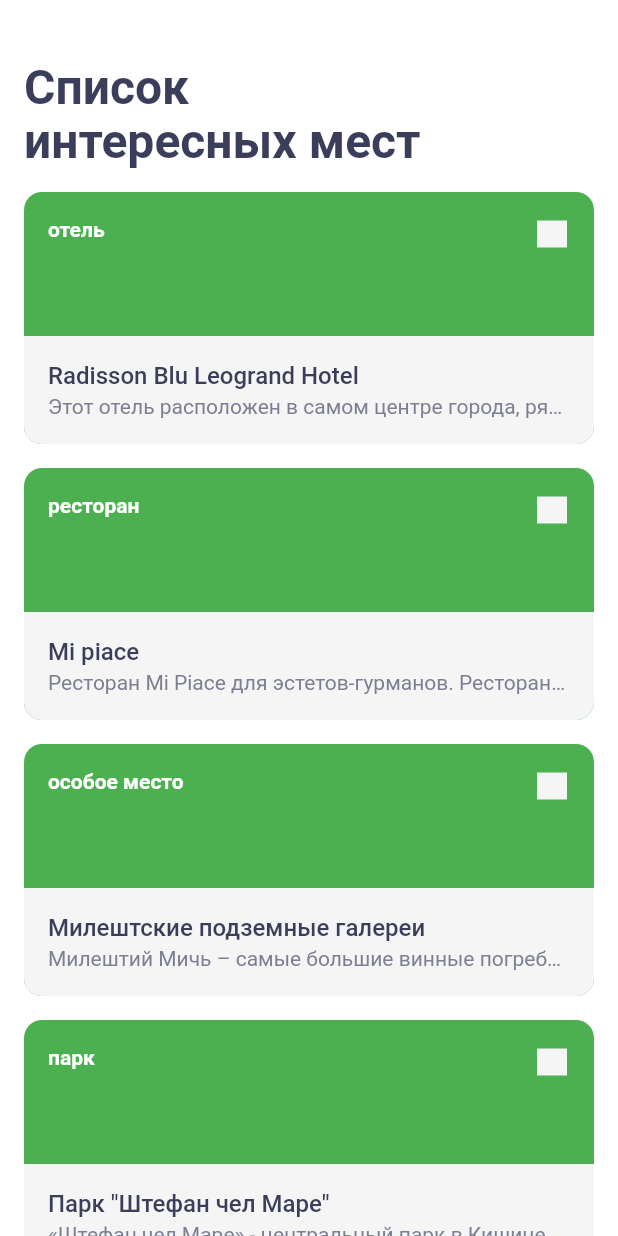
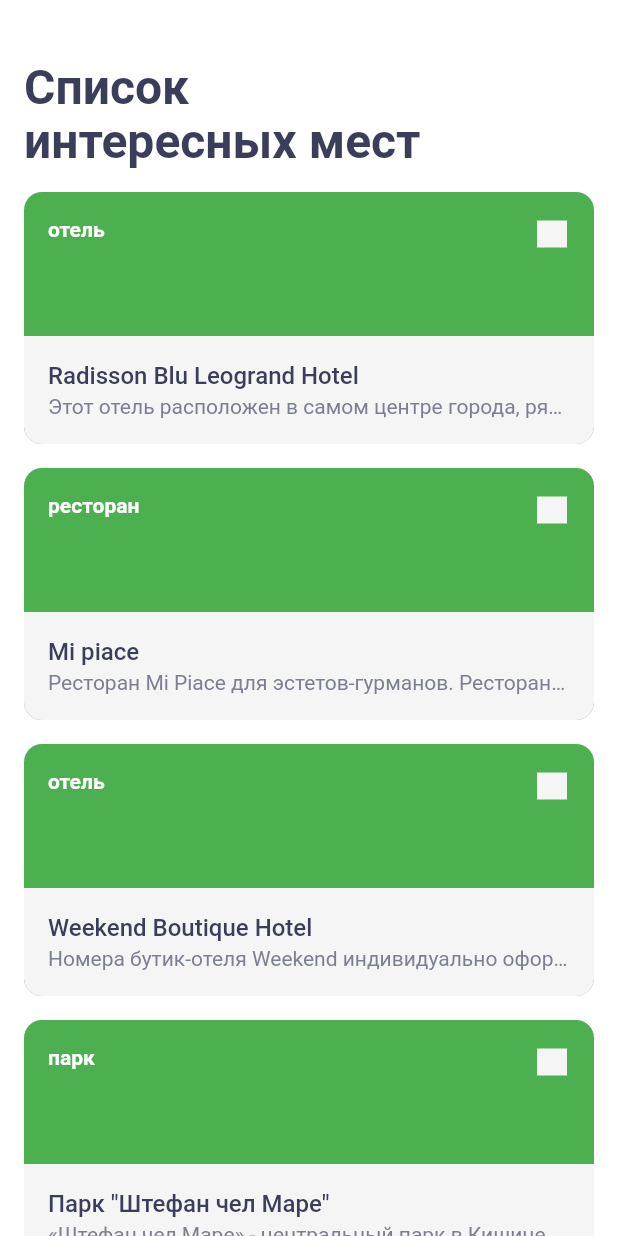
Before and after one commit to maverick-az/places, a Flutter app: the screen it shows after launch, on a phone screen of 412 x 824 dp. Run offline on Flutter 3.47's test engine with Material 2 defaults, Android fonts, the phone set to English and light mode, and no system bars.

Commit message:
Added data to mocks

```diff
--- a/lib/domain/sight.dart
+++ b/lib/domain/sight.dart
@@ -1,7 +1,7 @@
 /// Модель данных мест достопримечательности
 class Sight {
   final String name;
-  final String url;
+  final List<String> urls;
   final String details;
   final double lat;
   final double lon;
@@ -10,10 +10,10 @@ class Sight {
   Sight({
     required this.name,
     required this.type,
-    this.url = '',
-    this.details = '',
-    this.lat = 0,
-    this.lon = 0,
+    required this.urls,
+    required this.details,
+    required this.lat,
+    required this.lon,
   });
 }
 
--- a/lib/mocks.dart
+++ b/lib/mocks.dart
@@ -34,6 +34,9 @@ final List<Sight> mocks = [
   Sight(
     name: 'Radisson Blu Leogrand Hotel',
     type: _mapSightTypes[SightStrings.placeTypeIdHotel]!,
+    urls: [
+      'http://photos.wikimapia.org/p/00/08/45/73/36_big.jpg',
+    ],
     details:
         'Этот отель расположен в самом центре города, рядом со знаменитым собором Рождества Христова и зданием Парламента Кишинёва. К услугам гостей бесплатная парковка, бесплатный Wi-Fi и элегантный ресторан. Кроме того, гости могут бесплатно посещать фитнес-центр и спа-центр.',
     lat: 47.02453323537953,
@@ -42,22 +45,36 @@ final List<Sight> mocks = [
   Sight(
     name: 'Mi piace',
     type: _mapSightTypes[SightStrings.placeTypeIdRestaurant]!,
+    urls: [
+      'https://mipiace.md/wp-content/uploads/slider5/Mi-Piace-535.jpeg',
+      'https://mipiace.md/wp-content/uploads/2018/09/Mi-Piace-546.jpg',
+      'https://mipiace.md/wp-content/uploads/2018/09/Mi-Piace-555.jpg',
+    ],
     details:
         'Ресторан Mi Piace для эстетов-гурманов. Ресторан Mi Piace находится рядом с самым красивым местом Кишенева – Долиной Роз. Ресторан Mi Piace пронизан особой атмосферой европейского аристократизма и утонченного шика.',
     lat: 46.99868135843299,
     lon: 28.857941840590414,
   ),
   Sight(
-    name: 'Милештские подземные галереи',
-    type: _mapSightTypes[SightStrings.placeTypeIdSpecialPlace]!,
+    name: 'Weekend Boutique Hotel',
+    type: _mapSightTypes[SightStrings.placeTypeIdHotel]!,
+    urls: [
+      'https://cf.bstatic.com/xdata/images/hotel/max1280x900/11607575.jpg?k=ffe03f739e3f30238a5908d48a245570bce656e439048b08580e58168a82d0b2&o=&hp=1',
+      'https://dynamic-media-cdn.tripadvisor.com/media/photo-o/11/c1/07/3f/lobby.jpg?w=1200&h=-1&s=1',
+    ],
     details:
-        'Милештий Мичь – самые большие винные погреба в мире длинной в 200 километров, 55 из которых используются в производстве и хранении качественных вин.',
+        'Номера бутик-отеля Weekend индивидуально оформлены в элегантном стиле 1950-х годов. Во всех номерах есть кондиционер, спутниковое телевидение, рабочая зона и современная ванная комната.',
     lat: 46.920626797932506,
     lon: 28.820536740588565,
   ),
   Sight(
     name: 'Парк "Штефан чел Маре"',
     type: _mapSightTypes[SightStrings.placeTypeIdPark]!,
+    urls: [
+      'https://www.viza.md/sites/default/files/images/04_Parc_St_cel_Mare_070512_003.JPG',
+      'https://www.dudu.md/pic/product/2020/04/18/31925e99e943a1bd4.jpg',
+      'http://photos.wikimapia.org/p/00/07/63/83/85_big.jpg',
+    ],
     details:
         '«Штефан чел Маре» - центральный парк в Кишиневе. Кроме того, это одна из интереснейших достопримечательностей города и популярное место отдыха кишиневцев.',
     lat: 47.02562223331627,
@@ -66,6 +83,11 @@ final List<Sight> mocks = [
   Sight(
     name: 'Национальный музей этнографии Кишинёва',
     type: _mapSightTypes[SightStrings.placeTypeIdMuseum]!,
+    urls: [
+      'https://moldovatur.md/wp-content/uploads/2020/01/MoldovaTur_Chisinau_Ethnographic_Museum.jpg',
+      'https://www.moldpres.md/uploads/news/2019/09/19/19007381_big1568902957.jpg',
+      'https://1.bp.blogspot.com/-kJMxGgYLFM4/XFsHIk8XUtI/AAAAAAAAGuQ/PN1HDeol4iUFXFacTpJ2kp9EgD1dzsVbQCLcBGAs/s1600/moldavskaya-svadiba-v-muzee-etnografii-i-naturalinoi-istorii.jpg',
+    ],
     details:
         'Национальный музей этнографии и естественной истории Кишинёва гордо носит звание самого старого музея Молдавии (действует с 1889 г.). Нынешнее его здание было построено в 1905 г. по проекту архитектора В. Цыганко и единственное в Молдавии выполнено в псевдо-мавританском стиле.',
     lat: 47.02343032841899,
@@ -74,9 +96,64 @@ final List<Sight> mocks = [
   Sight(
     name: 'Mojito',
     type: _mapSightTypes[SightStrings.placeTypeIdCafe]!,
+    urls: [
+      'https://citylive.md/img/2020/07/30420045_364149454083299_7330388823847263159_o.jpg',
+      'https://www.fest.md/files/places/4/image_476_10_preview.jpg',
+      'https://www.fest.md/files/places/4/image_476_20_preview.jpg',
+    ],
     details:
         'Аргентина и Япония  ближе как никогда к вам, в самом центре Кишинёва. Насладитесь кулинарным удовольствием, выбрав ароматный стейк приготовленный по уникальному аргентинскому рецепту, или побалуйте себя свежим суши, специально приготовленным для вас.',
     lat: 47.050852201188384,
     lon: 28.863491211756607,
   ),
+  Sight(
+    name: 'Парк Дендрарий',
+    type: _mapSightTypes[SightStrings.placeTypeIdPark]!,
+    urls: [
+      'https://dynamic-media-cdn.tripadvisor.com/media/photo-o/09/42/bf/f7/photo2jpg.jpg?w=1200&h=-1&s=1',
+      'https://s13.stc.yc.kpcdn.net/share/i/4/2151657/wr-750.webp',
+      'https://media-cdn.tripadvisor.com/media/photo-m/1280/14/19/ef/2b/caption.jpg',
+    ],
+    details:
+        'Идеальный семейный отдых можно провести в парке Дендрарий. Парк Дендрарий живописный, каждое дерево, куст или цветок цепляют взгляд, в нём расслабляешься, наслаждаешься свежим воздухом и отпускаешь все неприятные мысли.',
+    lat: 47.03289998044136,
+    lon: 28.8101806270972,
+  ),
+  Sight(
+    name: 'Сквер с панорамным видом на Чеканах',
+    type: _mapSightTypes[SightStrings.placeTypeIdSpecialPlace]!,
+    urls: [
+      'https://i.simpalsmedia.com/point.md/news/thumbnails/large/954c6ca923e004538cb6f02f2e34543b.jpg',
+      'https://i.simpalsmedia.com/point.md/news/thumbnails/large/a9d5bdeab7670e3f380c3e715832df2a.jpg',
+    ],
+    details:
+        'Сквер с панорамным видом на город на улице Марии Дрэган в секторе Чеканы превратился в современное пространство для отдыха.',
+    lat: 47.014222164812324,
+    lon: 28.882793093465622,
+  ),
+  Sight(
+    name: 'Национальный Музей Археологии и Истории Молдовы',
+    type: _mapSightTypes[SightStrings.placeTypeIdSpecialPlace]!,
+    urls: [
+      'https://www.fest.md/files/places/2/image_217_5_large.jpg',
+      'https://ic.pics.livejournal.com/zhidchenko22/82890995/32986/32986_original.jpg',
+    ],
+    details:
+        'Музей был открыт в 1987 г. в здании бывшего Регионального Лицея, находящемся в историческом центре Кишинёва. Перед зданием установлен памятник Латинской волчице с Ромулом и Ремом – точная копия знаменитого римского монумента.',
+    lat: 47.02272544411117,
+    lon: 28.828110040591103,
+  ),
+  Sight(
+    name: 'Кафе-Бар "Caffe Graffiti"',
+    type: _mapSightTypes[SightStrings.placeTypeIdCafe]!,
+    urls: [
+      'http://www.prospect.md/images/business/kafe-bar-caffe-graffiti_thumb.jpg',
+      'http://www.resto.md/images/stories/places/221-caffe-graffiti/caffe-graffiti-chisinau-7.jpg',
+      'https://i.simpalsmedia.com/point_files/files/0245e7e3fd19313b54b25fb2e679e12d.jpg',
+    ],
+    details:
+        'Стильная и комфортная атмосфера, непринуждённая и лишённая малейших церемоний, в сочетании с отменной японской и итальянской кухней и достойным сервисом – вот что сделает посетителей «Caffe Graffiti» постоянными.',
+    lat: 46.999925603446755,
+    lon: 28.842870369425754,
+  ),
 ];
```
